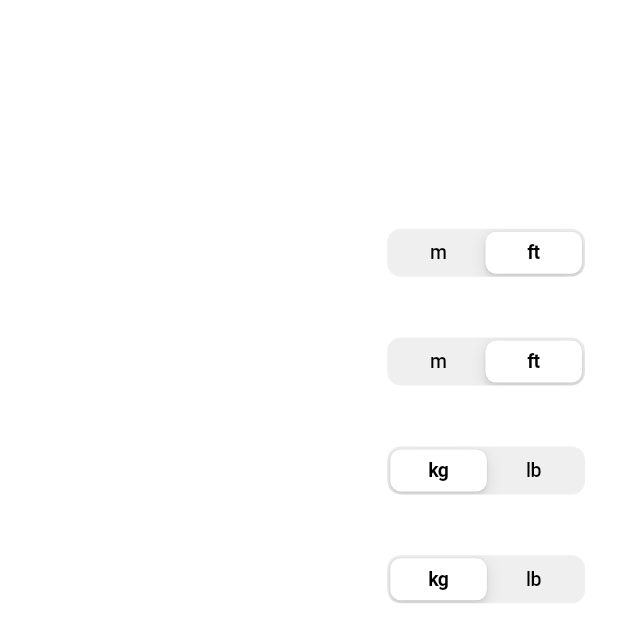
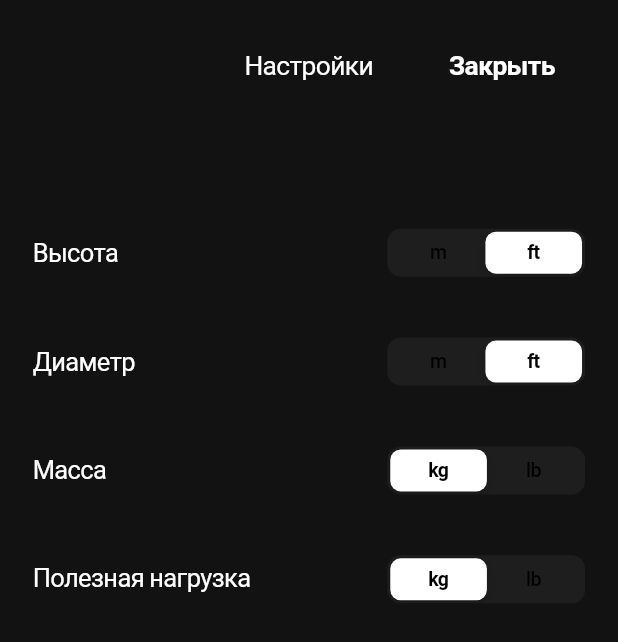
Before and after one commit to alxpashinin/SpaceX, a Flutter app: the SettingsScreen screen opened directly, on a phone screen of 412 x 824 dp. Shown: the top 642 px of the screen. Run offline on Flutter 3.47's test engine with Material 2 defaults, Android fonts, the phone set to English and light mode, and no system bars; our stand-ins replace dio, flutter_riverpod, flutter_screenutil, flutter_svg, freezed_annotation, modal_bottom_sheet and 1 more; generated files the repository leaves out were written again; network calls fail.

Commit message:
Added new colors

```diff
--- a/lib/common/static/app_colors.dart
+++ b/lib/common/static/app_colors.dart
@@ -5,4 +5,5 @@ class AppColors {
   static const unit = Color.fromRGBO(142, 142, 143, 1);
   static const launchesButton = Color.fromRGBO(33, 33, 33, 1);
   static const unitItem = Color.fromRGBO(33, 33, 33, 1);
+  static const settingsScreenBackground = Color.fromRGBO(18, 18, 18, 1);
 }
```
